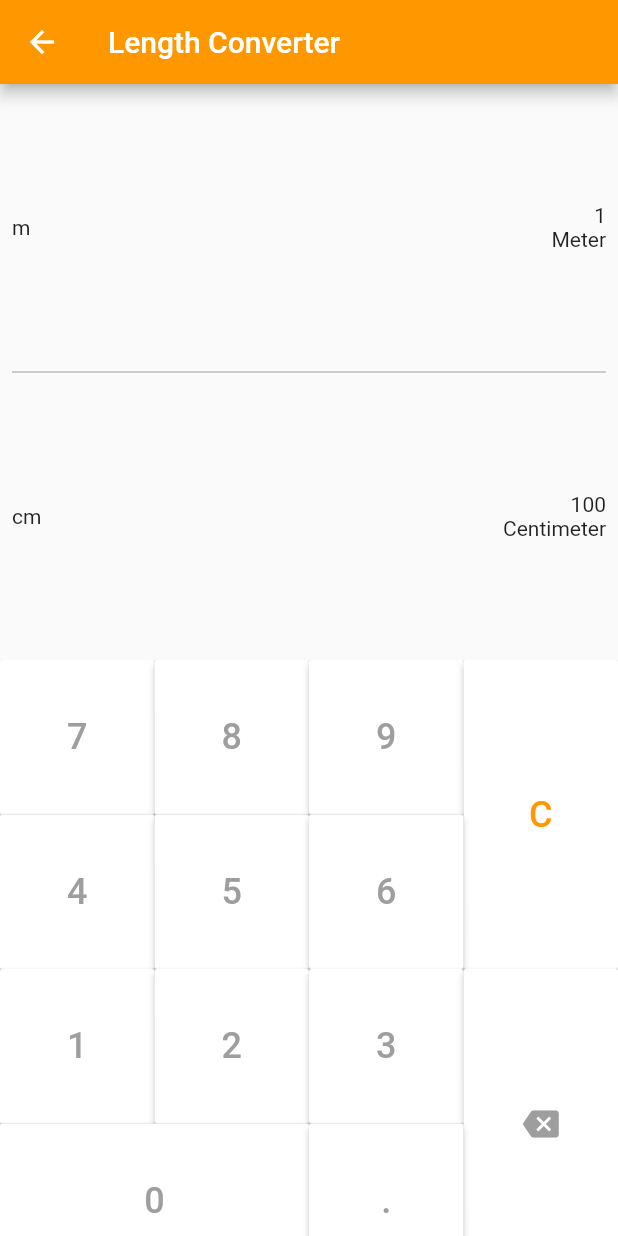
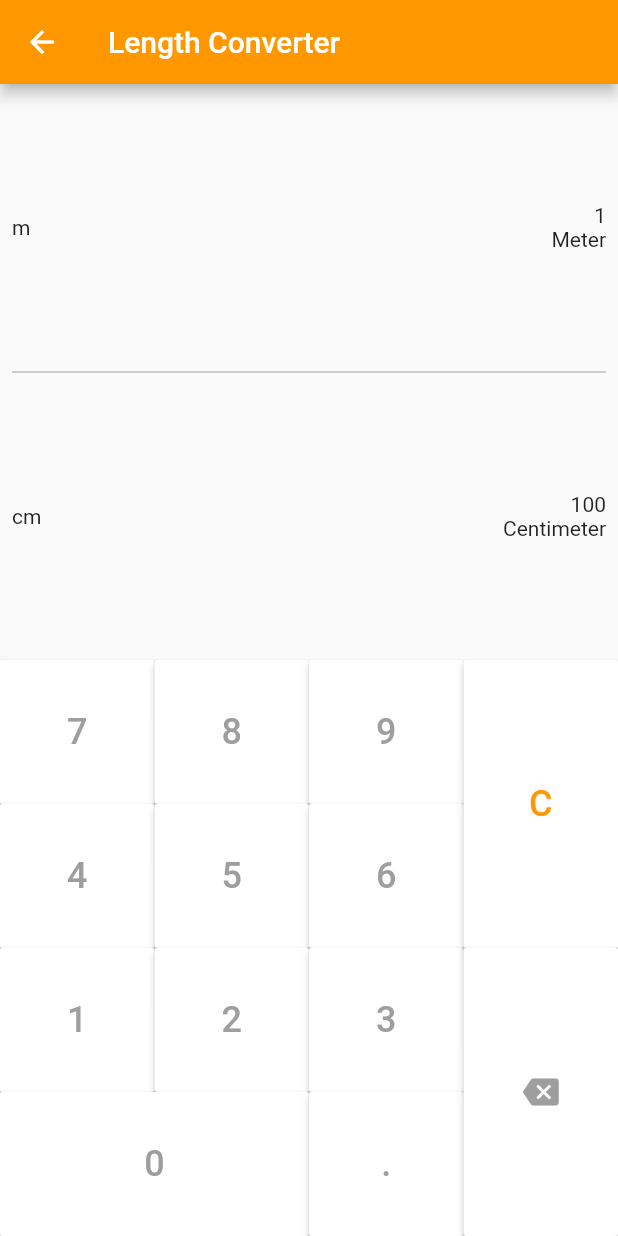
Before and after one commit to CoderJava/Basic-Calculator, a Flutter app: the LengthConverterScreen screen opened directly, on a phone screen of 412 x 824 dp. Run offline on Flutter 3.47's test engine with Material 2 defaults, Android fonts, the phone set to English and light mode, and no system bars; our stand-ins replace auto_size_text.

Commit message:
Fixes calculator layout in UI Length Converter

```diff
--- a/lib/ui/length_converter_screen.dart
+++ b/lib/ui/length_converter_screen.dart
@@ -1,13 +1,12 @@
 /*
- * Created by Yudi Setiawan on 1/23/19 10:42 AM
+ * Created by Yudi Setiawan on 1/28/19 3:33 PM
  * Copyright (c) 2019. All right reserved.
- * Last modified 1/23/19 10:39 AM
+ * Last modified 1/28/19 3:32 PM
  */
 
 import 'dart:io';
 
 import 'package:flutter/material.dart';
-import 'package:flutter_staggered_grid_view/flutter_staggered_grid_view.dart';
 
 class LengthConverterScreen extends StatefulWidget {
   @override
@@ -105,67 +104,183 @@ class LengthConverterScreenState extends State<LengthConverterScreen> {
               ),
             ),
             Expanded(
-              child: StaggeredGridView.count(
-                crossAxisCount: 4,
-                staggeredTiles: <StaggeredTile>[
-                  StaggeredTile.count(1, 1),
-                  StaggeredTile.count(1, 1),
-                  StaggeredTile.count(1, 1),
-                  StaggeredTile.count(1, 2),
-                  StaggeredTile.count(1, 1),
-                  StaggeredTile.count(1, 1),
-                  StaggeredTile.count(1, 1),
-                  StaggeredTile.count(1, 1),
-                  StaggeredTile.count(1, 1),
-                  StaggeredTile.count(1, 1),
-                  StaggeredTile.count(1, 2),
-                  StaggeredTile.count(2, 1),
-                  StaggeredTile.count(1, 1),
+              child: Row(
+                crossAxisAlignment: CrossAxisAlignment.stretch,
+                children: <Widget>[
+                  Expanded(
+                    flex: 3,
+                    child: Column(
+                      mainAxisSize: MainAxisSize.max,
+                      children: <Widget>[
+                        Expanded(
+                          child: Row(
+                            crossAxisAlignment: CrossAxisAlignment.stretch,
+                            children: <Widget>[
+                              Expanded(
+                                child: buildRaisedButtonGeneralCalculator(
+                                  label: "7",
+                                  labelColor: Colors.grey,
+                                  buttonColor: Colors.white,
+                                ),
+                              ),
+                              Expanded(
+                                child: buildRaisedButtonGeneralCalculator(
+                                  label: "8",
+                                  labelColor: Colors.grey,
+                                  buttonColor: Colors.white,
+                                ),
+                              ),
+                              Expanded(
+                                child: buildRaisedButtonGeneralCalculator(
+                                  label: "9",
+                                  labelColor: Colors.grey,
+                                  buttonColor: Colors.white,
+                                ),
+                              ),
                             ],
+                          ),
+                        ),
+                        Expanded(
+                          child: Row(
+                            crossAxisAlignment: CrossAxisAlignment.stretch,
                             children: <Widget>[
-                  RaisedButton(
-                    color: Colors.white,
+                              Expanded(
+                                child: buildRaisedButtonGeneralCalculator(
+                                  label: "4",
+                                  labelColor: Colors.grey,
+                                  buttonColor: Colors.white,
+                                ),
+                              ),
+                              Expanded(
+                                child: buildRaisedButtonGeneralCalculator(
+                                  label: "5",
+                                  labelColor: Colors.grey,
+                                  buttonColor: Colors.white,
+                                ),
+                              ),
+                              Expanded(
+                                child: buildRaisedButtonGeneralCalculator(
+                                  label: "6",
+                                  labelColor: Colors.grey,
+                                  buttonColor: Colors.white,
+                                ),
+                              ),
+                            ],
+                          ),
+                        ),
+                        Expanded(
+                          child: Row(
+                            crossAxisAlignment: CrossAxisAlignment.stretch,
+                            children: <Widget>[
+                              Expanded(
+                                child: buildRaisedButtonGeneralCalculator(
+                                  label: "1",
+                                  labelColor: Colors.grey,
+                                  buttonColor: Colors.white,
+                                ),
+                              ),
+                              Expanded(
+                                child: buildRaisedButtonGeneralCalculator(
+                                  label: "2",
+                                  labelColor: Colors.grey,
+                                  buttonColor: Colors.white,
+                                ),
+                              ),
+                              Expanded(
+                                child: buildRaisedButtonGeneralCalculator(
+                                  label: "3",
+                                  labelColor: Colors.grey,
+                                  buttonColor: Colors.white,
+                                ),
+                              ),
+                            ],
+                          ),
+                        ),
+                        Expanded(
+                          child: Row(
+                            crossAxisAlignment: CrossAxisAlignment.stretch,
+                            children: <Widget>[
+                              Expanded(
+                                flex: 2,
+                                child: buildRaisedButtonGeneralCalculator(
+                                  label: "0",
+                                  labelColor: Colors.grey,
+                                  buttonColor: Colors.white,
+                                ),
+                              ),
+                              Expanded(
+                                child: buildRaisedButtonGeneralCalculator(
+                                  label: ".",
+                                  labelColor: Colors.grey,
+                                  buttonColor: Colors.white,
+                                ),
+                              ),
+                            ],
+                          ),
+                        ),
+                      ],
+                    ),
+                  ),
+                  Expanded(
+                    flex: 1,
+                    child: Column(
+                      crossAxisAlignment: CrossAxisAlignment.stretch,
+                      children: <Widget>[
+                        Expanded(
+                          child: buildRaisedButtonClearCalculator(),
+                        ),
+                        Expanded(
+                          child: buildRaisedButtonBackspaceCalculator(),
+                        ),
+                      ],
+                    ),
+                  ),
+                ],
+              ),
+            ),
+          ],
+        ),
+      ),
+    );
+  }
+
+  RaisedButton buildRaisedButtonGeneralCalculator({
+    String label,
+    Color labelColor,
+    Color buttonColor,
+  }) {
+    return RaisedButton(
+      color: buttonColor,
       highlightColor: Colors.grey[800],
       child: Text(
-                      "7",
+        label,
         style: TextStyle(
-                        color: Colors.grey,
+          color: labelColor,
           fontSize: 24.0,
         ),
       ),
       onPressed: () {
         // TODO: do something in here
       },
-                  ),
-                  RaisedButton(
+    );
+  }
+
+  RaisedButton buildRaisedButtonBackspaceCalculator() {
+    return RaisedButton(
       color: Colors.white,
       highlightColor: Colors.grey[800],
-                    child: Text(
-                      "8",
-                      style: TextStyle(
+      child: Icon(
+        Icons.backspace,
         color: Colors.grey,
-                        fontSize: 24.0,
-                      ),
       ),
       onPressed: () {
         // TODO: do something in here
       },
-                  ),
-                  RaisedButton(
-                    color: Colors.white,
-                    highlightColor: Colors.grey[800],
-                    child: Text(
-                      "9",
-                      style: TextStyle(
-                        color: Colors.grey,
-                        fontSize: 24.0,
-                      ),
-                    ),
-                    onPressed: () {
-                      // TODO: do something in here
-                    },
-                  ),
-                  RaisedButton(
+    );
+  }
+
+  RaisedButton buildRaisedButtonClearCalculator() {
+    return RaisedButton(
       color: Colors.white,
       highlightColor: Colors.grey[800],
       child: Text(
@@ -178,136 +293,7 @@ class LengthConverterScreenState extends State<LengthConverterScreen> {
       onPressed: () {
         // TODO: do something in here
       },
-                  ),
-                  RaisedButton(
-                    color: Colors.white,
-                    highlightColor: Colors.grey[800],
-                    child: Text(
-                      "4",
-                      style: TextStyle(
-                        color: Colors.grey,
-                        fontSize: 24.0,
-                      ),
-                    ),
-                    onPressed: () {
-                      // TODO: do something in here
-                    },
-                  ),
-                  RaisedButton(
-                    color: Colors.white,
-                    highlightColor: Colors.grey[800],
-                    child: Text(
-                      "5",
-                      style: TextStyle(
-                        color: Colors.grey,
-                        fontSize: 24.0,
-                      ),
-                    ),
-                    onPressed: () {
-                      // TODO: do something in here
-                    },
-                  ),
-                  RaisedButton(
-                    color: Colors.white,
-                    highlightColor: Colors.grey[800],
-                    child: Text(
-                      "6",
-                      style: TextStyle(
-                        color: Colors.grey,
-                        fontSize: 24.0,
-                      ),
-                    ),
-                    onPressed: () {
-                      // TODO: do something in here
-                    },
-                  ),
-                  RaisedButton(
-                    color: Colors.white,
-                    highlightColor: Colors.grey[800],
-                    child: Text(
-                      "1",
-                      style: TextStyle(
-                        color: Colors.grey,
-                        fontSize: 24.0,
-                      ),
-                    ),
-                    onPressed: () {
-                      // TODO: do something in here
-                    },
-                  ),
-                  RaisedButton(
-                    color: Colors.white,
-                    highlightColor: Colors.grey[800],
-                    child: Text(
-                      "2",
-                      style: TextStyle(
-                        color: Colors.grey,
-                        fontSize: 24.0,
-                      ),
-                    ),
-                    onPressed: () {
-                      // TODO: do something in here
-                    },
-                  ),
-                  RaisedButton(
-                    color: Colors.white,
-                    highlightColor: Colors.grey[800],
-                    child: Text(
-                      "3",
-                      style: TextStyle(
-                        color: Colors.grey,
-                        fontSize: 24.0,
-                      ),
-                    ),
-                    onPressed: () {
-                      // TODO: do something in here
-                    },
-                  ),
-                  RaisedButton(
-                    color: Colors.white,
-                    highlightColor: Colors.grey[800],
-                    child: Icon(
-                      Icons.backspace,
-                      color: Colors.grey,
-                    ),
-                    onPressed: () {
-                      // TODO: do something in here
-                    },
-                  ),
-                  RaisedButton(
-                    color: Colors.white,
-                    highlightColor: Colors.grey[800],
-                    child: Text(
-                      "0",
-                      style: TextStyle(
-                        color: Colors.grey,
-                        fontSize: 24.0,
-                      ),
-                    ),
-                    onPressed: () {
-                      // TODO: do something in here
-                    },
-                  ),
-                  RaisedButton(
-                    color: Colors.white,
-                    highlightColor: Colors.grey[800],
-                    child: Text(
-                      ".",
-                      style: TextStyle(
-                        color: Colors.grey,
-                        fontSize: 24.0,
-                      ),
-                    ),
-                    onPressed: () {
-                      // TODO: do something in here
-                    },
-                  ),
-                ],
-              ),
-            ),
-          ],
-        ),
-      ),
     );
   }
+
 }
```
Lines whose indentation alone changed are shown as unchanged.
